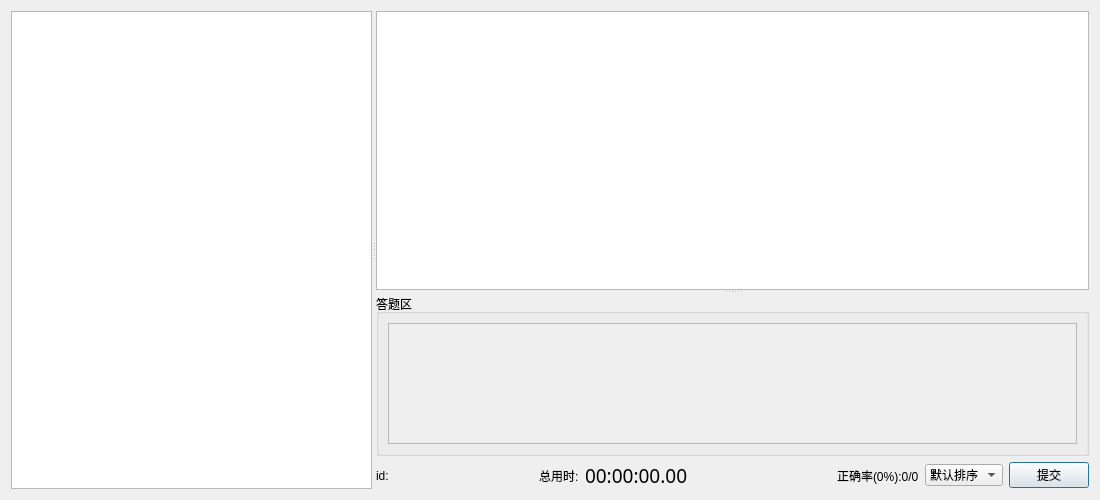
Before: the Qt Designer form ui/learningdialog.ui in DKLost/questions, drawn with Qt 5.
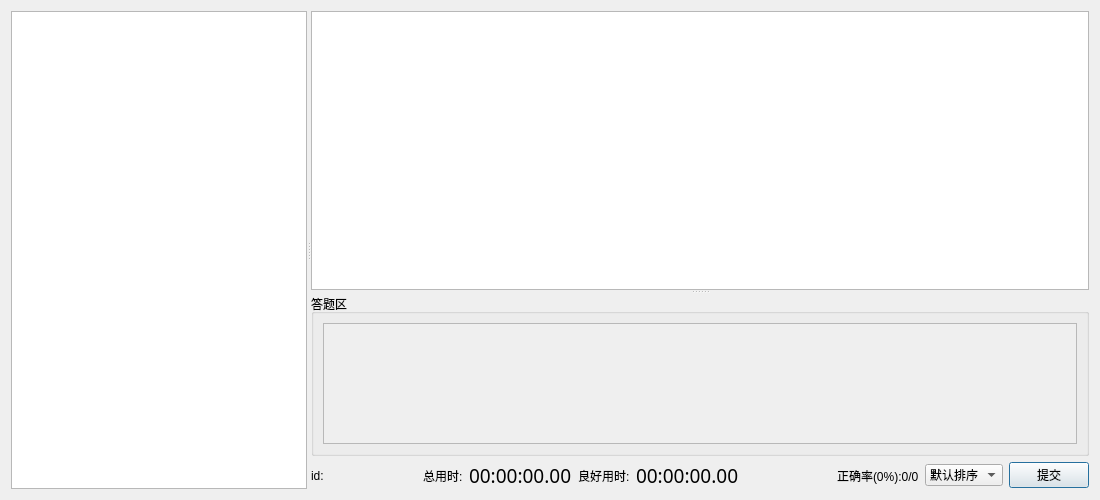
After: the same form once the commit is applied.

The edit to the form file:
```diff
--- a/ui/learningdialog.ui
+++ b/ui/learningdialog.ui
@@ -73,6 +73,26 @@
            </property>
           </widget>
          </item>
+         <item>
+          <widget class="QLabel" name="label_3">
+           <property name="text">
+            <string>良好用时:</string>
+           </property>
+          </widget>
+         </item>
+         <item>
+          <widget class="QLabel" name="totalGoodTimeLabel">
+           <property name="font">
+            <font>
+             <family>文泉驿等宽微米黑</family>
+             <pointsize>14</pointsize>
+            </font>
+           </property>
+           <property name="text">
+            <string>00:00:00.00</string>
+           </property>
+          </widget>
+         </item>
          <item>
           <spacer name="horizontalSpacer_2">
            <property name="orientation">
```
